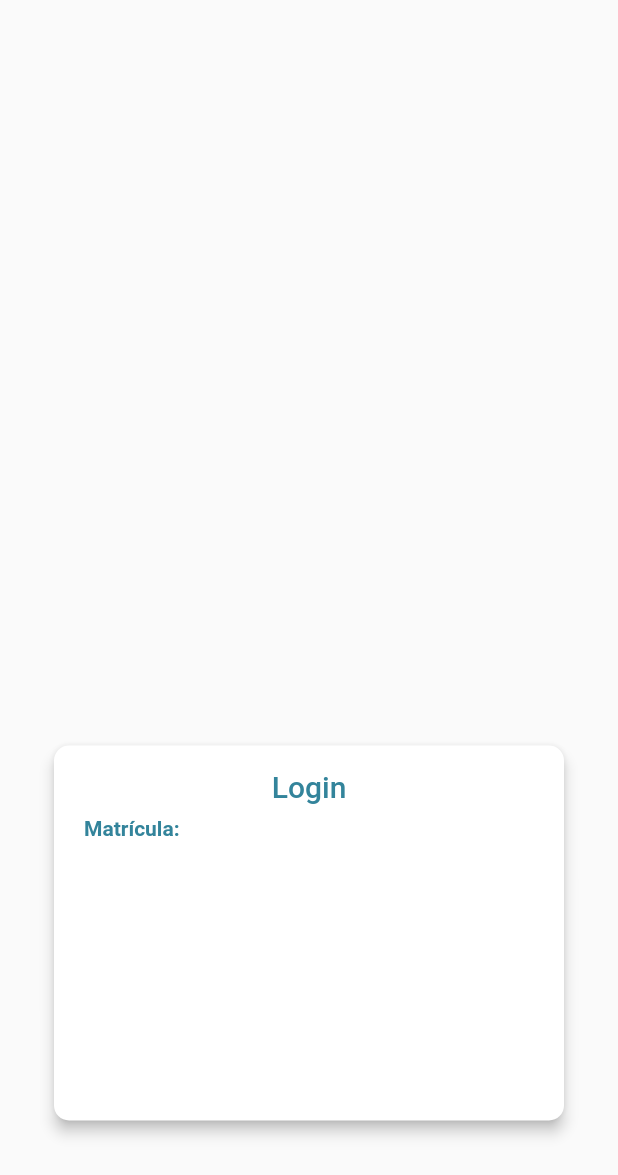
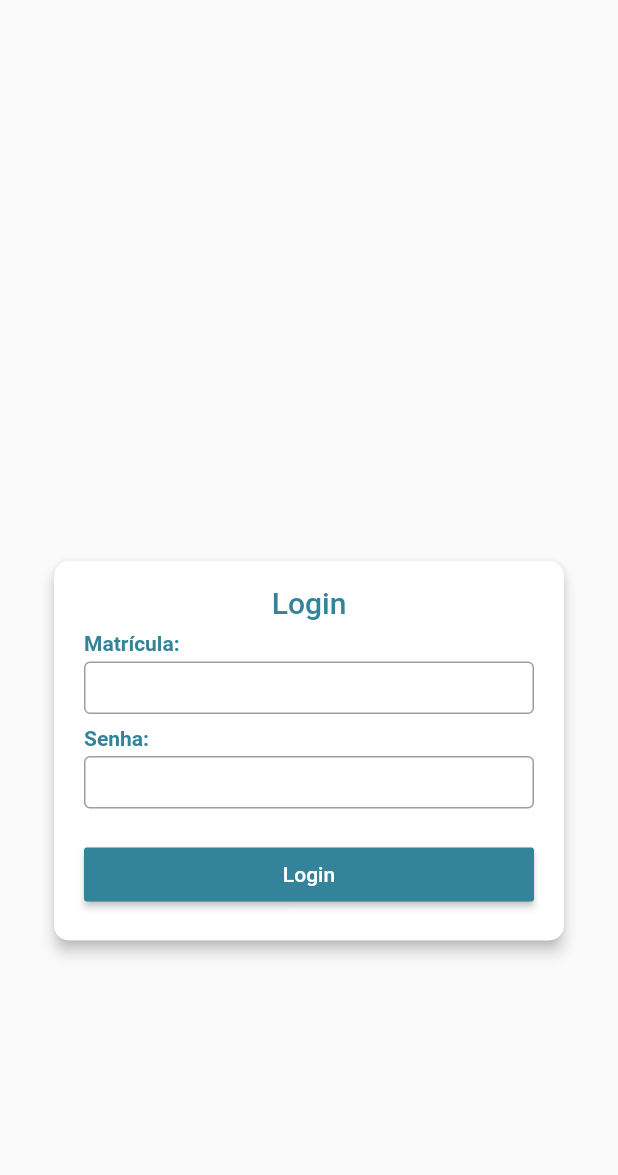
Before and after one commit to MathCastro/Apoio-UnB, a Flutter app: the screen it shows after launch, after a tap on "Login", on a phone screen of 412 x 824 dp. Shown: the top 1175 px of the screen. Run offline on Flutter 3.47's test engine with Material 2 defaults, Android fonts, the phone set to English and light mode, and no system bars.

Commit message:
loginview

```diff
--- a/lib/view/LoginView.dart
+++ b/lib/view/LoginView.dart
@@ -3,19 +3,24 @@ import '../res/Colors.dart';
 
 import 'package:flutter/material.dart';
 
-class LoginView extends StatelessWidget {
+class LoginView extends StatefulWidget {
+  @override
+  _LoginViewState createState() => _LoginViewState();
+}
+
+class _LoginViewState extends State<LoginView> {
+  final _formKey = GlobalKey<FormState>();
+
   @override
   Widget build(BuildContext context) {
     final double height = MediaQuery.of(context).size.height;
     final double width = MediaQuery.of(context).size.width;
     return Scaffold(
-      body: Container(
-        height: height,
-        child: Stack(
-          alignment: Alignment.topCenter,
-          children: <Widget>[
-            Positioned(
-              top: height * 0.75 - 125,
+      body: SingleChildScrollView(
+        child: Padding(
+          padding: const EdgeInsets.only(top: 370.0),
+          child: Center(
+            child: Container(
               child: Card(
                 shape: RoundedRectangleBorder(
                   borderRadius: BorderRadius.circular(10),
@@ -23,7 +28,7 @@ class LoginView extends StatelessWidget {
                 elevation: 4,
                 child: Container(
                   width: width - 72,
-                  height: 250,
+                  height: 253,
                   child: Column(
                     children: <Widget>[
                       Padding(
@@ -38,8 +43,14 @@ class LoginView extends StatelessWidget {
                               fontSize: 20.0),
                         ),
                       ),
+                      Form(
+                        key: _formKey,
+                        child: Column(
+                          crossAxisAlignment: CrossAxisAlignment.start,
+                          children: <Widget>[
                             Padding(
-                        padding: const EdgeInsets.only(top: 8.0, left: 20),
+                              padding:
+                                  const EdgeInsets.only(top: 8.0, left: 20),
                               child: Align(
                                 alignment: Alignment.topLeft,
                                 child: Text(
@@ -53,8 +64,73 @@ class LoginView extends StatelessWidget {
                                 ),
                               ),
                             ),
-
-                    ],
+                            Padding(
+                              padding: const EdgeInsets.only(
+                                  left: 20, right: 20, top: 4),
+                              child: Container(
+                                height: 35,
+                                child: TextFormField(
+                                  decoration: InputDecoration(
+                                    border: OutlineInputBorder(
+                                      borderSide: BorderSide(
+                                        color:
+                                            colorMutedBlue, //Color of the border
+                                        style: BorderStyle
+                                            .solid, //Style of the border
+                                        width: 0.8, //width of the border
+                                      ),
+                                    ),
+                                  ),
+                                ),
+                              ),
+                            ),
+                            Padding(
+                              padding:
+                                  const EdgeInsets.only(top: 8.0, left: 20),
+                              child: Align(
+                                alignment: Alignment.topLeft,
+                                child: Text(
+                                  "Senha:",
+                                  style: TextStyle(
+                                      color: colorMutedBlue,
+                                      fontWeight: FontWeight.w700,
+                                      fontFamily: "Roboto",
+                                      fontStyle: FontStyle.normal,
+                                      fontSize: 14.0),
+                                ),
+                              ),
+                            ),
+                            Padding(
+                              padding: const EdgeInsets.only(
+                                  left: 20, right: 20, top: 4),
+                              child: Container(
+                                height: 35,
+                                child: TextFormField(
+                                  decoration: InputDecoration(
+                                    border: OutlineInputBorder(
+                                      borderSide: BorderSide(
+                                        color:
+                                            colorMutedBlue, //Color of the border
+                                        style: BorderStyle
+                                            .solid, //Style of the border
+                                        width: 0.8, //width of the border
+                                      ),
+                                    ),
+                                  ),
+                                ),
+                              ),
+                            ),
+                            Padding(
+                              padding: const EdgeInsets.all(20.0),
+                              child: RaisedButton(
+                                color: colorMutedBlue,
+                                onPressed: () {
+                                  Navigator.pushNamed(context, '/login');
+                                },
+                                child: Center(
+                                  child: Text(
+                                    "Login",
+                                    style: TextStyle(color: Colors.white),
                                   ),
                                 ),
                               ),
@@ -62,6 +138,14 @@ class LoginView extends StatelessWidget {
                           ],
                         ),
                       ),
+                    ],
+                  ),
+                ),
+              ),
+            ),
+          ),
+        ),
+      ),
     );
   }
 }
```
Lines whose indentation alone changed are shown as unchanged.
